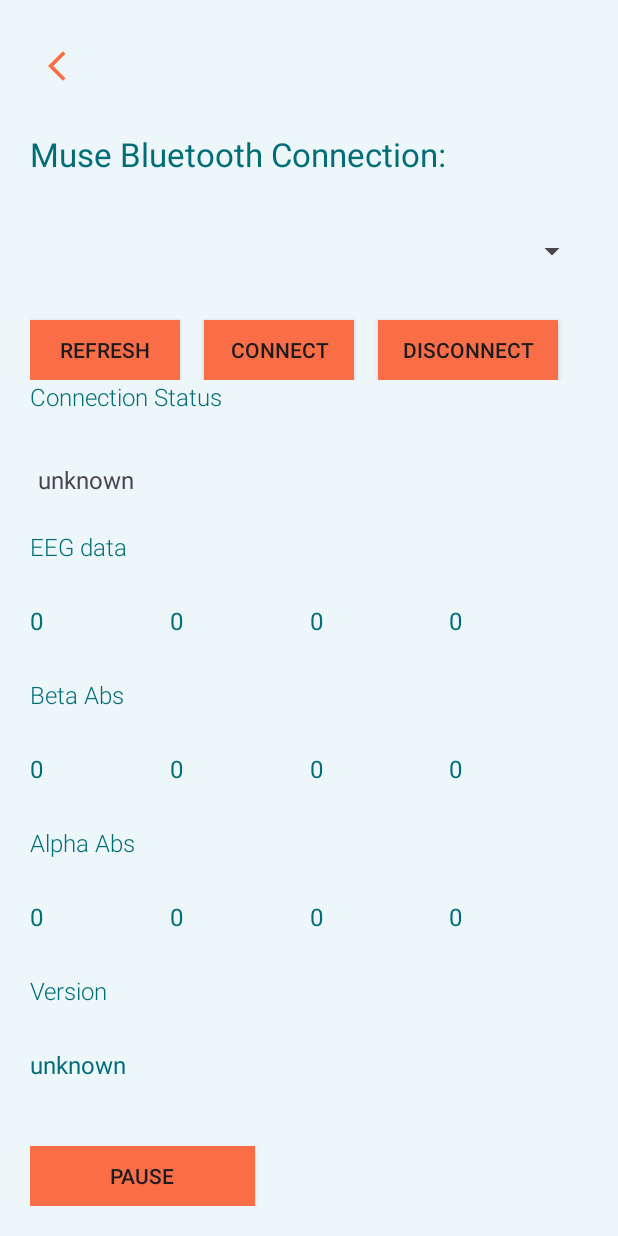
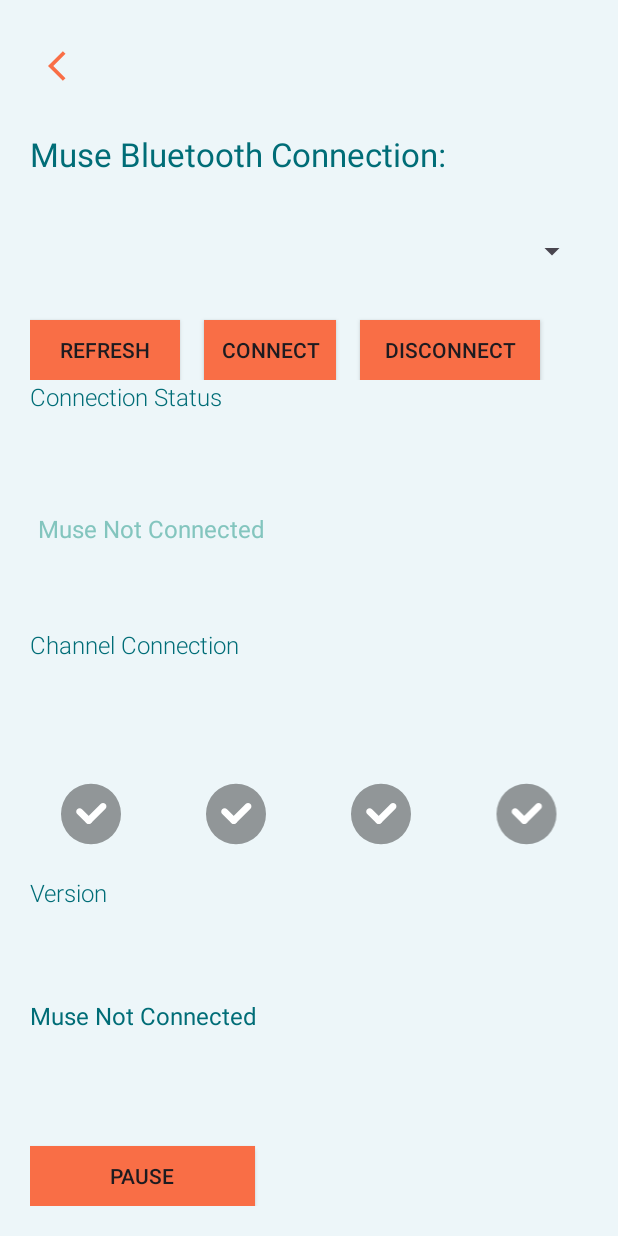
Before and after one commit to minesamaro/MuseCMEB, an Android app: the LibTest screen opened directly, with no data from a screen before it, on a phone screen of 412 x 824 dp. Run offline under Robolectric (Android 15) with nearby library versions, the phone set to English and light mode, and no system bars; libraries missing offline, so code that uses them is left out: com.choosemuse.libmuse; 5 statements that could not run were skipped.

Commit message:
"Made Session Without Bluetooth"

```diff
--- a/App/app/src/main/java/org/mines/cmeb/musecmeb/GlobalMuse.java
+++ b/App/app/src/main/java/org/mines/cmeb/musecmeb/GlobalMuse.java
@@ -21,4 +21,7 @@
     public double getMomentStressIndex() {
         return momentStressIndex;
     }
+    public boolean MuseConnected() {
+        return connectedMuse != null;
+    }
 }
--- a/App/app/src/main/java/org/mines/cmeb/musecmeb/MainActivity.java
+++ b/App/app/src/main/java/org/mines/cmeb/musecmeb/MainActivity.java
@@ -34,6 +34,8 @@
 
         // Initialize the database helper
         DatabaseHelper databaseHelper = new DatabaseHelper(this);
+
+        ((GlobalMuse) getApplication()).setConnectedMuse(null);
 
         // Inflate the layout for this activity
         binding = ActivityMainBinding.inflate(getLayoutInflater());
--- /dev/null
+++ b/App/app/src/main/res/drawable/verified.xml
@@ -0,0 +1,30 @@
+<vector xmlns:android="http://schemas.android.com/apk/res/android"
+    android:width="48dp"
+    android:height="48dp"
+    android:viewportWidth="256"
+    android:viewportHeight="256">
+  <path
+      android:pathData="M128,128m-106.67,0a106.67,106.67 0,1 1,213.33 0a106.67,106.67 0,1 1,-213.33 0"
+      android:strokeLineJoin="miter"
+      android:strokeWidth="5.33"
+      android:fillColor="#83c5be"
+      android:fillType="nonZero"
+      android:strokeColor="#00000000"
+      android:strokeLineCap="butt"/>
+  <path
+      android:pathData="M119.95,163.68c-3.07,0 -6.14,-1.17 -8.49,-3.51l-32.44,-32.45c-4.69,-4.68 -4.69,-12.28 0,-16.97c4.68,-4.69 12.29,-4.69 16.97,0l32.44,32.45c4.69,4.68 4.69,12.28 0,16.97c-2.34,2.34 -5.41,3.51 -8.49,3.51z"
+      android:strokeLineJoin="miter"
+      android:strokeWidth="5.33"
+      android:fillColor="#ffffff"
+      android:fillType="nonZero"
+      android:strokeColor="#00000000"
+      android:strokeLineCap="butt"/>
+  <path
+      android:pathData="M119.95,163.68c-3.07,0 -6.14,-1.17 -8.49,-3.51c-4.69,-4.68 -4.69,-12.28 0,-16.97l50.87,-50.87c4.68,-4.69 12.29,-4.69 16.97,0c4.69,4.68 4.69,12.28 0,16.97l-50.87,50.87c-2.34,2.34 -5.41,3.51 -8.49,3.51z"
+      android:strokeLineJoin="miter"
+      android:strokeWidth="5.33"
+      android:fillColor="#ffffff"
+      android:fillType="nonZero"
+      android:strokeColor="#00000000"
+      android:strokeLineCap="butt"/>
+</vector>
--- /dev/null
+++ b/App/app/src/main/res/drawable/verified_dark.xml
@@ -0,0 +1,31 @@
+<vector xmlns:android="http://schemas.android.com/apk/res/android"
+    android:width="48dp"
+    android:height="48dp"
+    android:viewportWidth="256"
+    android:viewportHeight="256">
+  <path
+      android:pathData="M128,128m-106.67,0a106.67,106.67 0,1 1,213.33 0a106.67,106.67 0,1 1,-213.33 0"
+      android:strokeLineJoin="miter"
+      android:strokeWidth="5.33"
+      android:fillColor="#000000"
+      android:fillAlpha="0.38824"
+      android:fillType="nonZero"
+      android:strokeColor="#00000000"
+      android:strokeLineCap="butt"/>
+  <path
+      android:pathData="M119.95,163.68c-3.07,0 -6.14,-1.17 -8.49,-3.51l-32.44,-32.45c-4.69,-4.68 -4.69,-12.28 0,-16.97c4.68,-4.69 12.29,-4.69 16.97,0l32.44,32.45c4.69,4.68 4.69,12.28 0,16.97c-2.34,2.34 -5.41,3.51 -8.49,3.51z"
+      android:strokeLineJoin="miter"
+      android:strokeWidth="5.33"
+      android:fillColor="#ffffff"
+      android:fillType="nonZero"
+      android:strokeColor="#00000000"
+      android:strokeLineCap="butt"/>
+  <path
+      android:pathData="M119.95,163.68c-3.07,0 -6.14,-1.17 -8.49,-3.51c-4.69,-4.68 -4.69,-12.28 0,-16.97l50.87,-50.87c4.68,-4.69 12.29,-4.69 16.97,0c4.69,4.68 4.69,12.28 0,16.97l-50.87,50.87c-2.34,2.34 -5.41,3.51 -8.49,3.51z"
+      android:strokeLineJoin="miter"
+      android:strokeWidth="5.33"
+      android:fillColor="#ffffff"
+      android:fillType="nonZero"
+      android:strokeColor="#00000000"
+      android:strokeLineCap="butt"/>
+</vector>
--- a/App/app/src/main/res/layout/bluetooth2.xml
+++ b/App/app/src/main/res/layout/bluetooth2.xml
@@ -1,8 +1,10 @@
 <LinearLayout xmlns:android="http://schemas.android.com/apk/res/android"
     xmlns:app="http://schemas.android.com/apk/res-auto"
+    xmlns:tools="http://schemas.android.com/tools"
     android:layout_width="match_parent"
     android:layout_height="match_parent"
     android:background="@color/our_lighter_blue"
+    android:gravity="center"
     android:orientation="vertical"
     android:padding="20dp">
 
@@ -29,7 +31,9 @@
     <Spinner
         android:id="@+id/muses_spinner"
         android:layout_width="match_parent"
-        android:layout_height="60dp" />
+        android:layout_height="60dp"
+        android:foregroundTint="@color/our_dark_blue"
+        android:spinnerMode="dropdown" />
 
     <LinearLayout
         android:layout_width="match_parent"
@@ -43,18 +47,16 @@
             android:layout_marginTop="16dp"
             android:layout_marginEnd="16dp"
             android:background="@color/our_pink"
-            android:text="@string/refresh"
-            app:cornerRadius="10dp" />
+            android:text="@string/refresh" />
 
         <Button
             android:id="@+id/connect"
-            android:layout_width="100dp"
+            android:layout_width="wrap_content"
             android:layout_height="40dp"
             android:layout_marginTop="16dp"
             android:layout_marginEnd="16dp"
             android:background="@color/our_pink"
-            android:text="@string/connect"
-            app:cornerRadius="10dp" />
+            android:text="@string/connect" />
 
         <Button
             android:id="@+id/disconnect"
@@ -63,8 +65,7 @@
             android:layout_marginTop="16dp"
             android:layout_marginEnd="16dp"
             android:background="@color/our_pink"
-            android:text="@string/disconnect"
-            app:cornerRadius="10dp" />
+            android:text="@string/disconnect" />
     </LinearLayout>
 
     <TextView
@@ -83,13 +84,15 @@
         android:layout_weight="1"
         android:padding="5dp"
         android:text="@string/undefined"
+        android:textColor="@color/our_light_blue"
         android:textSize="16sp" />
 
     <TextView
         android:layout_width="match_parent"
         android:layout_height="match_parent"
+        android:layout_marginBottom="0dp"
         android:layout_weight="1"
-        android:text="@string/eeg"
+        android:text="Channel Connection"
         android:textAppearance="@style/TextAppearance.AppCompat.Display4"
         android:textColor="@color/our_dark_blue"
         android:textSize="16sp" />
@@ -100,149 +103,46 @@
         android:layout_weight="1"
         android:orientation="horizontal">
 
-        <TextView
-            android:id="@+id/eeg_tp9"
-            android:layout_width="match_parent"
-            android:layout_height="match_parent"
+        <ImageView
+            android:id="@+id/ch1Status"
+            android:layout_width="wrap_content"
+            android:layout_height="wrap_content"
+            android:layout_gravity="center"
             android:layout_weight="1"
-            android:text="@string/init_val"
-            android:textColor="@color/our_dark_blue"
-            android:textSize="16sp" />
+            android:src="@drawable/verified_dark" />
 
-        <TextView
-            android:id="@+id/eeg_af7"
-            android:layout_width="match_parent"
-            android:layout_height="match_parent"
+        <ImageView
+            android:id="@+id/ch2Status"
+            android:layout_width="wrap_content"
+            android:layout_height="wrap_content"
+            android:layout_gravity="center"
+            android:layout_marginLeft="15dp"
             android:layout_weight="1"
-            android:text="@string/init_val"
-            android:textColor="@color/our_dark_blue"
-            android:textSize="16sp" />
+            android:src="@drawable/verified_dark" />
 
-        <TextView
-            android:id="@+id/eeg_af8"
-            android:layout_width="match_parent"
-            android:layout_height="match_parent"
+        <ImageView
+            android:id="@+id/ch3Status"
+            android:layout_width="wrap_content"
+            android:layout_height="wrap_content"
+            android:layout_gravity="center"
+            android:layout_marginLeft="15dp"
             android:layout_weight="1"
-            android:text="@string/init_val"
-            android:textColor="@color/our_dark_blue"
-            android:textSize="16sp" />
+            android:src="@drawable/verified_dark" />
 
-        <TextView
-            android:id="@+id/eeg_tp10"
-            android:layout_width="match_parent"
-            android:layout_height="match_parent"
+        <ImageView
+            android:id="@+id/ch4Status"
+            android:layout_width="wrap_content"
+            android:layout_height="wrap_content"
+            android:layout_gravity="center"
+            android:layout_marginLeft="15dp"
             android:layout_weight="1"
-            android:text="@string/init_val"
-            android:textColor="@color/our_dark_blue"
-            android:textSize="16sp" />
+            android:src="@drawable/verified_dark" />
+
     </LinearLayout>
 
-    <TextView
-        android:layout_width="match_parent"
-        android:layout_height="match_parent"
-        android:layout_weight="1"
-        android:text="Beta Abs"
-        android:textAppearance="@style/TextAppearance.AppCompat.Display4"
-        android:textColor="@color/our_dark_blue"
-        android:textSize="16sp" />
-
-    <LinearLayout
-        android:layout_width="match_parent"
-        android:layout_height="match_parent"
-        android:layout_weight="1"
-        android:orientation="horizontal">
-
-        <TextView
-            android:id="@+id/elem"
-            android:layout_width="match_parent"
-            android:layout_height="match_parent"
-            android:layout_weight="1"
-            android:text="@string/init_val"
-            android:textColor="@color/our_dark_blue"
-            android:textSize="16sp" />
-
-        <TextView
-            android:id="@+id/elem5"
-            android:layout_width="match_parent"
-            android:layout_height="match_parent"
-            android:layout_weight="1"
-            android:text="@string/init_val"
-            android:textColor="@color/our_dark_blue"
-            android:textSize="16sp" />
-
-        <TextView
-            android:id="@+id/elem6"
-            android:layout_width="match_parent"
-            android:layout_height="match_parent"
-            android:layout_weight="1"
-            android:text="@string/init_val"
-            android:textColor="@color/our_dark_blue"
-            android:textAppearance="@style/TextAppearance.AppCompat.Body1"
-            android:textSize="16sp" />
-
-        <TextView
-            android:id="@+id/elem7"
-            android:layout_width="match_parent"
-            android:layout_height="match_parent"
-            android:layout_weight="1"
-            android:text="@string/init_val"
-            android:textColor="@color/our_dark_blue"
-            android:textSize="16sp" />
-    </LinearLayout>
 
     <TextView
-        android:layout_width="match_parent"
-        android:layout_height="match_parent"
-        android:layout_weight="1"
-        android:text="Alpha Abs"
-        android:textAppearance="@style/TextAppearance.AppCompat.Display4"
-        android:textColor="@color/our_dark_blue"
-        android:textSize="16sp" />
-
-    <LinearLayout
-        android:layout_width="match_parent"
-        android:layout_height="match_parent"
-        android:layout_weight="1"
-        android:orientation="horizontal">
-
-        <TextView
-            android:id="@+id/elem1"
-            android:layout_width="match_parent"
-            android:layout_height="match_parent"
-            android:layout_weight="1"
-            android:text="@string/init_val"
-            android:textColor="@color/our_dark_blue"
-            android:textSize="16sp" />
-
-        <TextView
-            android:id="@+id/elem2"
-            android:layout_width="match_parent"
-            android:layout_height="match_parent"
-            android:layout_weight="1"
-            android:text="@string/init_val"
-            android:textColor="@color/our_dark_blue"
-            android:textSize="16sp" />
-
-        <TextView
-            android:id="@+id/elem3"
-            android:layout_width="match_parent"
-            android:layout_height="match_parent"
-            android:layout_weight="1"
-            android:text="@string/init_val"
-            android:textColor="@color/our_dark_blue"
-            android:textSize="16sp" />
-
-        <TextView
-            android:id="@+id/elem4"
-            android:layout_width="match_parent"
-            android:layout_height="match_parent"
-            android:layout_weight="1"
-            android:text="@string/init_val"
-            android:textColor="@color/our_dark_blue"
-            android:textSize="16sp" />
-    </LinearLayout>
-
-    <TextView
+        android:id="@+id/version_label"
         android:layout_width="match_parent"
         android:layout_height="match_parent"
         android:layout_weight="1"
--- a/App/app/src/main/res/layout/session.xml
+++ b/App/app/src/main/res/layout/session.xml
@@ -44,6 +44,7 @@
         app:layout_constraintTop_toBottomOf="@id/circleView" />
 
     <RelativeLayout
+        android:id="@+id/gradientVis"
         android:layout_width="0dp"
         android:layout_height="wrap_content"
         android:textAlignment="textEnd"
--- a/App/app/src/main/res/values/strings.xml
+++ b/App/app/src/main/res/values/strings.xml
@@ -15,7 +15,7 @@
     <string name="connect">Connect</string>
     <string name="disconnect">Disconnect</string>
     <string name="status">Connection Status</string>
-    <string name="undefined">unknown</string>
+    <string name="undefined">Muse Not Connected</string>
     <string name="eeg">EEG data</string>
     <string name="init_val">0</string>
     <string name="version">Version</string>
```
Also changed, not shown: App/app/src/main/java/org/mines/cmeb/musecmeb/LibTest.java (+77 -31 lines), App/app/src/main/java/org/mines/cmeb/musecmeb/Session.java (+24 -6 lines).
